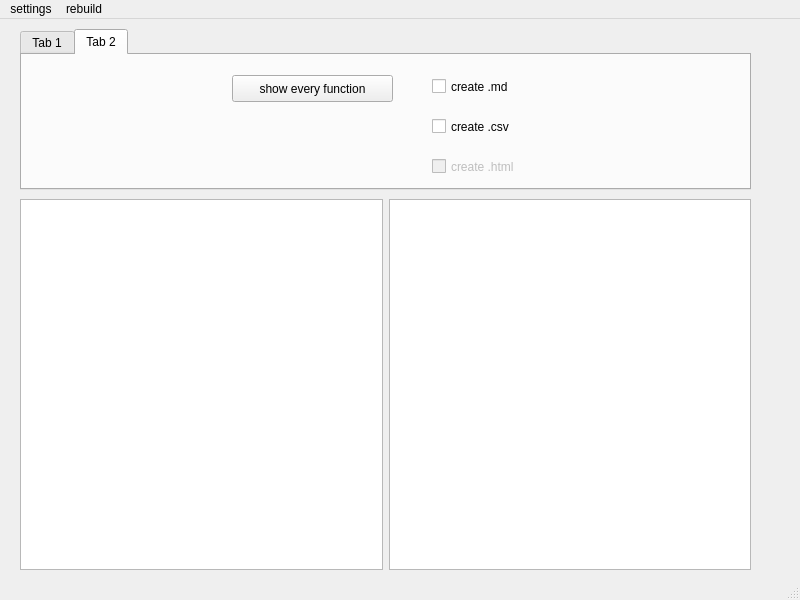
Old version of the form UI/Antistasi_PhoneBook_tool.ui in the repository Giddius/Antistasi_PhoneBook_tool.
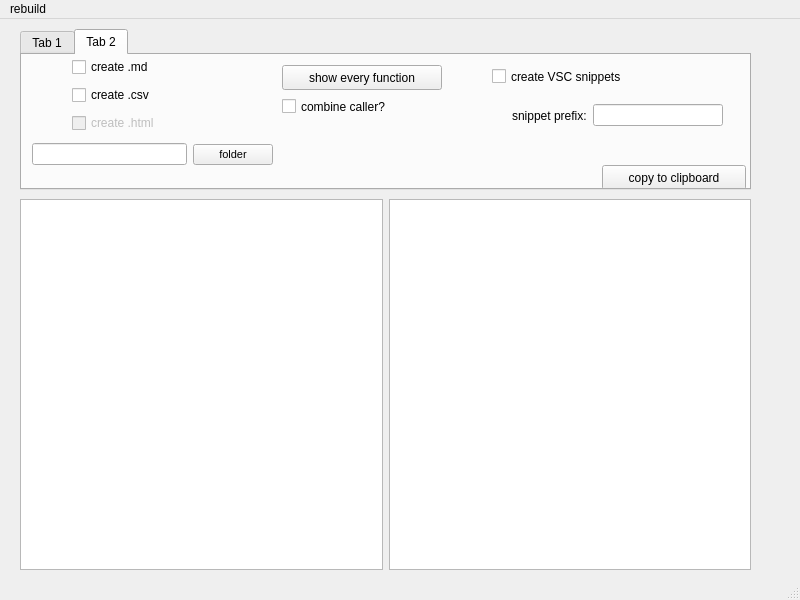
New version of the form. The open tabs and pages were chosen to show the change.

The edit to the form file:
```diff
--- a/UI/Antistasi_PhoneBook_tool.ui
+++ b/UI/Antistasi_PhoneBook_tool.ui
@@ -147,59 +147,160 @@
      <attribute name="title">
       <string>Tab 2</string>
      </attribute>
-     <widget class="QPushButton" name="star_query_all">
+     <widget class="QCheckBox" name="create_vscsnippet_check">
       <property name="geometry">
        <rect>
-        <x>210</x>
-        <y>20</y>
-        <width>161</width>
-        <height>27</height>
+        <x>470</x>
+        <y>10</y>
+        <width>181</width>
+        <height>23</height>
+       </rect>
+      </property>
+      <property name="text">
+       <string>create VSC snippets</string>
+      </property>
+     </widget>
+     <widget class="QWidget" name="verticalLayoutWidget">
+      <property name="geometry">
+       <rect>
+        <x>50</x>
+        <y>0</y>
+        <width>162</width>
+        <height>81</height>
+       </rect>
+      </property>
+      <layout class="QVBoxLayout" name="verticalLayout">
+       <item>
+        <widget class="QCheckBox" name="create_md_check">
+         <property name="text">
+          <string>create .md</string>
+         </property>
+        </widget>
+       </item>
+       <item>
+        <widget class="QCheckBox" name="create_csv_check">
+         <property name="text">
+          <string>create .csv</string>
+         </property>
+        </widget>
+       </item>
+       <item>
+        <widget class="QCheckBox" name="create_html_check">
+         <property name="enabled">
+          <bool>false</bool>
+         </property>
+         <property name="text">
+          <string>create .html</string>
+         </property>
+        </widget>
+       </item>
+      </layout>
+     </widget>
+     <widget class="QWidget" name="horizontalLayoutWidget_2">
+      <property name="geometry">
+       <rect>
+        <x>470</x>
+        <y>40</y>
+        <width>251</width>
+        <height>41</height>
+       </rect>
+      </property>
+      <layout class="QHBoxLayout" name="horizontalLayout_2">
+       <property name="leftMargin">
+        <number>20</number>
+       </property>
+       <property name="rightMargin">
+        <number>20</number>
+       </property>
+       <item>
+        <widget class="QLabel" name="label_2">
+         <property name="text">
+          <string>snippet prefix:</string>
+         </property>
+        </widget>
+       </item>
+       <item>
+        <widget class="QLineEdit" name="input_snippet_prefix"/>
+       </item>
+      </layout>
+     </widget>
+     <widget class="QPushButton" name="clipboard_button">
+      <property name="geometry">
+       <rect>
+        <x>580</x>
+        <y>110</y>
+        <width>144</width>
+        <height>25</height>
+       </rect>
+      </property>
+      <property name="text">
+       <string>copy to clipboard</string>
+      </property>
+     </widget>
+     <widget class="QPushButton" name="start_query_all">
+      <property name="geometry">
+       <rect>
+        <x>260</x>
+        <y>10</y>
+        <width>160</width>
+        <height>25</height>
        </rect>
       </property>
       <property name="text">
        <string>show every function</string>
       </property>
      </widget>
-     <widget class="QCheckBox" name="create_md_check">
+     <widget class="QWidget" name="horizontalLayoutWidget_3">
       <property name="geometry">
        <rect>
-        <x>410</x>
-        <y>20</y>
-        <width>131</width>
-        <height>23</height>
+        <x>10</x>
+        <y>79</y>
+        <width>241</width>
+        <height>41</height>
        </rect>
       </property>
-      <property name="text">
-       <string>create .md</string>
-      </property>
+      <layout class="QHBoxLayout" name="horizontalLayout_3">
+       <item>
+        <widget class="QLineEdit" name="input_output_folder">
+         <property name="sizePolicy">
+          <sizepolicy hsizetype="Expanding" vsizetype="Fixed">
+           <horstretch>0</horstretch>
+           <verstretch>0</verstretch>
+          </sizepolicy>
+         </property>
+         <property name="readOnly">
+          <bool>true</bool>
+         </property>
+        </widget>
+       </item>
+       <item>
+        <widget class="QPushButton" name="get_outputpath_button">
+         <property name="font">
+          <font>
+           <pointsize>8</pointsize>
+          </font>
+         </property>
+         <property name="text">
+          <string>folder</string>
+         </property>
+        </widget>
+       </item>
+      </layout>
      </widget>
-     <widget class="QCheckBox" name="create_csv_check">
+     <widget class="QCheckBox" name="output_combined_check">
       <property name="geometry">
        <rect>
-        <x>410</x>
-        <y>60</y>
-        <width>111</width>
+        <x>260</x>
+        <y>40</y>
+        <width>181</width>
         <height>23</height>
        </rect>
       </property>
-      <property name="text">
-       <string>create .csv</string>
+      <property name="toolTip">
+       <string>output file location and name must be specified in the config</string>
       </property>
-     </widget>
-     <widget class="QCheckBox" name="create_html_check">
-      <property name="enabled">
-       <bool>false</bool>
-      </property>
-      <property name="geometry">
-       <rect>
-        <x>410</x>
-        <y>100</y>
-        <width>121</width>
-        <height>23</height>
-       </rect>
-      </property>
       <property name="text">
-       <string>create .html</string>
+       <string>combine caller?</string>
       </property>
      </widget>
     </widget>
@@ -214,20 +315,12 @@
      <height>20</height>
     </rect>
    </property>
-   <widget class="QMenu" name="menusettings">
-    <property name="title">
-     <string>settings</string>
-    </property>
-    <addaction name="actionopen_user_config"/>
-    <addaction name="actionset_paths"/>
-   </widget>
    <widget class="QMenu" name="menurebuild">
     <property name="title">
      <string>rebuild</string>
     </property>
     <addaction name="actionrebuild_Database"/>
    </widget>
-   <addaction name="menusettings"/>
    <addaction name="menurebuild"/>
   </widget>
   <widget class="QStatusBar" name="statusbar"/>
```
Left out of the diff: 100 changed lines with no effect on the pictures.
